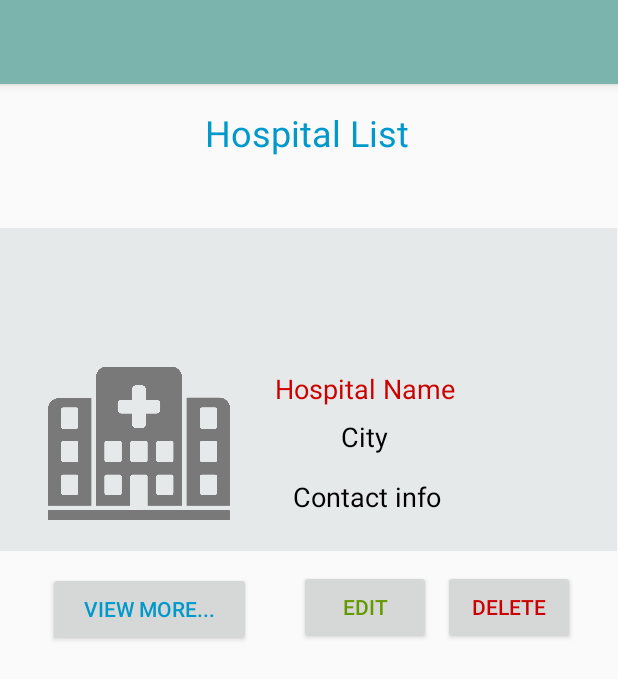
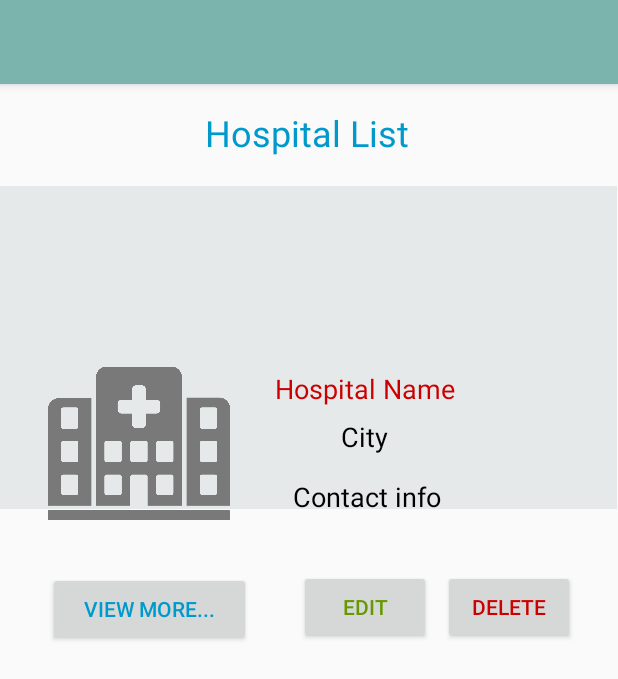
Before and after one commit to reemeeiah/one-stop-cancer-center, an Android app: the admin_HOSPITAL_Edit_MENU screen opened directly, with no data from a screen before it, on a phone screen of 412 x 824 dp. Shown: the top 679 px of the screen. Run offline under Robolectric (Android 15) with nearby library versions, the phone set to English and light mode, and no system bars.

Commit message:
تغيير شكل

```diff
--- a/app/src/main/res/layout/activity_admin__hospital__edit__menu.xml
+++ b/app/src/main/res/layout/activity_admin__hospital__edit__menu.xml
@@ -10,7 +10,7 @@
         android:id="@+id/frameLayout2"
         android:layout_width="411dp"
         android:layout_height="215dp"
-        android:layout_marginTop="96dp"
+        android:layout_marginTop="68dp"
         android:background="@color/colorAccent"
         android:isScrollContainer="true"
         app:layout_constraintEnd_toEndOf="parent"
```
